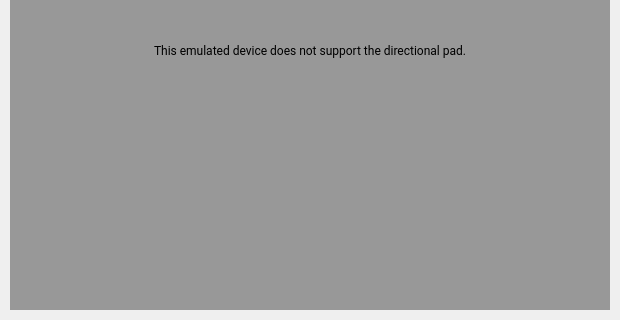
aosp-mirror/platform_external_qemu, file android/android-emu/android/skin/qt/extended-pages/dpad-page.ui: the form before one commit; both pictures show x 0 to 620 and y 280 to 600 of the 620 by 600 pixel window.
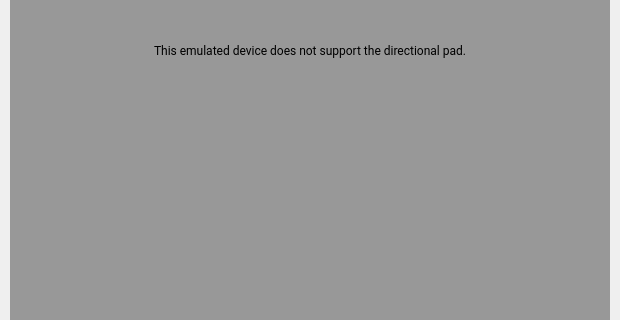
The form after the commit. Icons and pictures are not drawn.

```diff
--- a/android/android-emu/android/skin/qt/extended-pages/dpad-page.ui
+++ b/android/android-emu/android/skin/qt/extended-pages/dpad-page.ui
@@ -19,7 +19,7 @@
      <x>10</x>
      <y>10</y>
      <width>600</width>
-     <height>580</height>
+     <height>600</height>
     </rect>
    </property>
    <property name="autoFillBackground">
```
